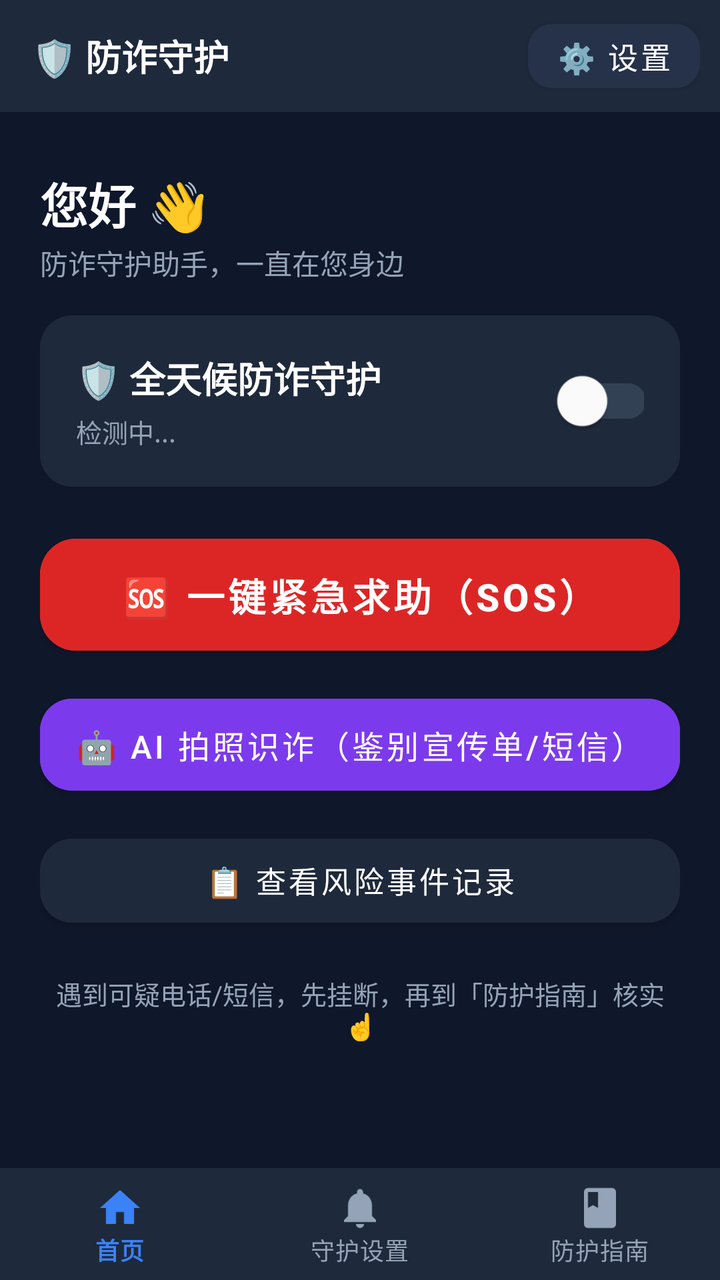
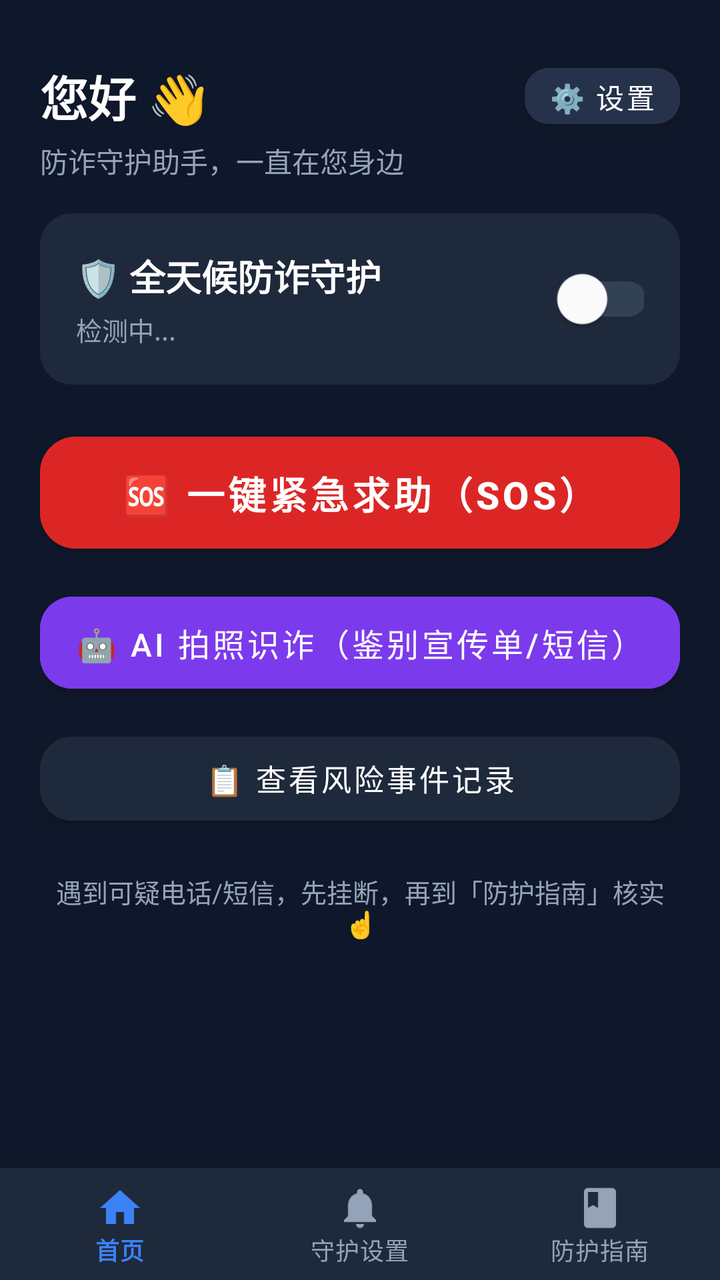

Compare the two renders of this Android layout. The source of the first and the diff that turns it into the second are given below.
<!-- AndroidManifest.xml: application theme Theme.AntiFraudGuard -->
<!-- res/layout/activity_main.xml -->
<?xml version="1.0" encoding="utf-8"?>
<LinearLayout xmlns:android="http://schemas.android.com/apk/res/android"
    xmlns:app="http://schemas.android.com/apk/res-auto"
    android:layout_width="match_parent"
    android:layout_height="match_parent"
    android:orientation="vertical"
    android:background="?attr/appBg">

    
    <LinearLayout
        android:layout_width="match_parent"
        android:layout_height="56dp"
        android:orientation="horizontal"
        android:gravity="center_vertical"
        android:background="?attr/appCard"
        android:paddingStart="16dp"
        android:paddingEnd="10dp">

        <TextView
            android:layout_width="0dp"
            android:layout_height="wrap_content"
            android:layout_weight="1"
            android:text="🛡️ 防诈守护"
            android:textColor="?attr/appText"
            android:textSize="18sp"
            android:textStyle="bold"
            android:singleLine="true"
            android:ellipsize="end" />

        <Button
            android:id="@+id/btn_app_settings"
            android:layout_width="wrap_content"
            android:layout_height="44dp"
            android:text="⚙️ 设置"
            android:textSize="15sp"
            android:textColor="?attr/appText"
            android:backgroundTint="?attr/appCardAlt"
            app:cornerRadius="12dp"
            android:minWidth="0dp"
            android:paddingStart="14dp"
            android:paddingEnd="14dp" />
    </LinearLayout>

    <FrameLayout
        android:layout_width="match_parent"
        android:layout_height="0dp"
        android:layout_weight="1">

        
        <ScrollView
            android:id="@+id/page_home"
            android:layout_width="match_parent"
            android:layout_height="match_parent">

            <LinearLayout
                android:layout_width="match_parent"
                android:layout_height="wrap_content"
                android:orientation="vertical"
                android:padding="20dp">

                
                <TextView
                    android:id="@+id/tv_home_greeting"
                    android:layout_width="wrap_content"
                    android:layout_height="wrap_content"
                    android:text="您好 👋"
                    android:textColor="?attr/appText"
                    android:textSize="24sp"
                    android:textStyle="bold"
                    android:layout_marginTop="8dp" />

                <TextView
                    android:layout_width="wrap_content"
                    android:layout_height="wrap_content"
                    android:text="防诈守护助手，一直在您身边"
                    android:textColor="?attr/appTextDim"
                    android:textSize="14sp"
                    android:layout_marginTop="2dp" />

                
                <LinearLayout
                    android:layout_width="match_parent"
                    android:layout_height="wrap_content"
                    android:orientation="horizontal"
                    android:gravity="center_vertical"
                    android:background="@drawable/bg_card_dark"
                    android:padding="18dp"
                    android:layout_marginTop="16dp">

                    <LinearLayout
                        android:layout_width="0dp"
                        android:layout_height="wrap_content"
                        android:layout_weight="1"
                        android:orientation="vertical">

                        <TextView
                            android:layout_width="wrap_content"
                            android:layout_height="wrap_content"
                            android:text="🛡️ 全天候防诈守护"
                            android:textColor="?attr/appText"
                            android:textSize="18sp"
                            android:textStyle="bold" />

                        <TextView
                            android:id="@+id/tv_service_status"
                            android:layout_width="match_parent"
                            android:layout_height="wrap_content"
                            android:text="检测中..."
                            android:textColor="?attr/appTextDim"
                            android:textSize="13sp"
                            android:layout_marginTop="4dp" />
                    </LinearLayout>

<com.google.android.material.switchmaterial.SwitchMaterial
                            android:id="@+id/sw_guard_master"
                            android:layout_width="wrap_content"
                            android:layout_height="wrap_content"
                            android:layout_marginStart="12dp"
                            android:scaleX="1.25"
                            android:scaleY="1.25"
                            app:thumbTint="@android:color/white"
                            app:trackTint="@color/switch_track_elder" />
                    </LinearLayout>

                    
                    <LinearLayout
                        android:id="@+id/ll_guard_alert"
                        android:layout_width="match_parent"
                        android:layout_height="wrap_content"
                        android:orientation="vertical"
                        android:background="#7F1D1D"
                        android:padding="14dp"
                        android:layout_marginTop="10dp"
                        android:visibility="gone">

                        <TextView
                            android:id="@+id/tv_guard_alert_title"
                            android:layout_width="match_parent"
                            android:layout_height="wrap_content"
                            android:text="🚨 守护未完全生效"
                            android:textColor="?attr/appText"
                            android:textSize="15sp"
                            android:textStyle="bold" />

                        <TextView
                            android:id="@+id/tv_guard_alert_body"
                            android:layout_width="match_parent"
                            android:layout_height="wrap_content"
                            android:text=""
                            android:textColor="#FECACA"
                            android:textSize="13sp"
                            android:layout_marginTop="6dp"
                            android:lineSpacingExtra="2dp" />

                        <Button
                            android:id="@+id/btn_guard_alert_fix"
                            android:layout_width="match_parent"
                            android:layout_height="46dp"
                            android:text="去修复"
                            android:backgroundTint="#DC2626"
                            android:textColor="#FFFFFF"
                            android:textStyle="bold"
                            android:layout_marginTop="10dp" />

                        <Button
                            android:id="@+id/btn_guard_alert_more"
                            android:layout_width="match_parent"
                            android:layout_height="44dp"
                            android:text="查看全部 6 项状态"
                            android:backgroundTint="#7F1D1D"
                            android:textColor="#FECACA"
                            android:layout_marginTop="6dp" />
                    </LinearLayout>

                
                <Button
                    android:id="@+id/btn_sos"
                    android:layout_width="match_parent"
                    android:layout_height="68dp"
                    android:text="🆘 一键紧急求助（SOS）"
                    android:textSize="19sp"
                    android:textStyle="bold"
                    android:backgroundTint="#DC2626"
                    app:cornerRadius="18dp"
                    android:textColor="#FFFFFF"
                    android:layout_marginTop="20dp" />

                
                <LinearLayout
                    android:id="@+id/ll_recording_status"
                    android:layout_width="match_parent"
                    android:layout_height="wrap_content"
                    android:orientation="vertical"
                    android:background="#FEF2F2"
                    android:padding="14dp"
                    android:layout_marginTop="12dp"
                    android:visibility="gone">

                    <TextView
                        android:id="@+id/tv_recording_status"
                        android:layout_width="match_parent"
                        android:layout_height="wrap_content"
                        android:text="🔴 正在录音存证"
                        android:textColor="#B91C1C"
                        android:textSize="15sp"
                        android:textStyle="bold" />

                    <TextView
                        android:id="@+id/tv_recording_detail"
                        android:layout_width="match_parent"
                        android:layout_height="wrap_content"
                        android:text="录音会自动保存并发送给子女"
                        android:textColor="#7F1D1D"
                        android:textSize="13sp"
                        android:layout_marginTop="4dp" />

                    <Button
                        android:id="@+id/btn_stop_recording"
                        android:layout_width="match_parent"
                        android:layout_height="50dp"
                        android:text="⏹ 停止录音"
                        android:textSize="16sp"
                        android:textStyle="bold"
                        android:backgroundTint="#FFFFFF"
                        android:textColor="#B91C1C"
                        app:cornerRadius="12dp"
                        android:layout_marginTop="10dp" />

                    <TextView
                        android:id="@+id/tv_upload_pending"
                        android:layout_width="match_parent"
                        android:layout_height="wrap_content"
                        android:text=""
                        android:textColor="#92400E"
                        android:textSize="13sp"
                        android:layout_marginTop="8dp"
                        android:visibility="gone" />

                    <Button
                        android:id="@+id/btn_retry_upload"
                        android:layout_width="match_parent"
                        android:layout_height="44dp"
                        android:text="📤 立即重试发送"
                        android:textSize="14sp"
                        android:backgroundTint="#F59E0B"
                        android:textColor="#FFFFFF"
                        app:cornerRadius="12dp"
                        android:layout_marginTop="8dp"
                        android:visibility="gone" />
                </LinearLayout>

                
                <Button
                    android:id="@+id/btn_ai_scan"
                    android:layout_width="match_parent"
                    android:layout_height="58dp"
                    android:text="🤖 AI 拍照识诈（鉴别宣传单/短信）"
                    android:textSize="16sp"
                    android:backgroundTint="#7C3AED"
                    app:cornerRadius="16dp"
                    android:textColor="#FFFFFF"
                    android:layout_marginTop="12dp" />

                
                <Button
                    android:id="@+id/btn_view_logs"
                    android:layout_width="match_parent"
                    android:layout_height="54dp"
                    android:text="📋 查看风险事件记录"
                    android:textSize="15sp"
                    android:backgroundTint="?attr/appCard"
                    app:cornerRadius="16dp"
                    android:textColor="?attr/appText"
                    android:layout_marginTop="12dp" />

                <TextView
                    android:layout_width="match_parent"
                    android:layout_height="wrap_content"
                    android:text="遇到可疑电话/短信，先挂断，再到「防护指南」核实 ☝️"
                    android:textColor="?attr/appTextDim"
                    android:textSize="13sp"
                    android:gravity="center"
                    android:layout_marginTop="20dp"
                    android:layout_marginBottom="16dp" />
            </LinearLayout>
        </ScrollView>

        
        <ScrollView
            android:id="@+id/page_guard"
            android:layout_width="match_parent"
            android:layout_height="match_parent"
            android:visibility="gone">

            <LinearLayout
                android:layout_width="match_parent"
                android:layout_height="wrap_content"
                android:orientation="vertical"
                android:padding="20dp">

                
                <TextView
                    android:layout_width="wrap_content"
                    android:layout_height="wrap_content"
                    android:text="🔐 权限管理"
                    android:textColor="?attr/appTextDim"
                    android:textSize="13sp"
                    android:textStyle="bold"
                    android:layout_marginTop="8dp" />

                <LinearLayout
                    android:layout_width="match_parent"
                    android:layout_height="wrap_content"
                    android:orientation="vertical"
                    android:background="@drawable/bg_card_dark"
                    android:paddingHorizontal="16dp"
                    android:paddingVertical="4dp"
                    android:layout_marginTop="8dp">

                    
                    <LinearLayout
                        android:layout_width="match_parent"
                        android:layout_height="wrap_content"
                        android:orientation="horizontal"
                        android:gravity="center_vertical"
                        android:paddingVertical="14dp">

                        <LinearLayout
                            android:layout_width="0dp"
                            android:layout_height="wrap_content"
                            android:layout_weight="1"
                            android:orientation="vertical">

                            <TextView
                                android:layout_width="wrap_content"
                                android:layout_height="wrap_content"
                                android:text="大额扣款通知捕获"
                                android:textColor="?attr/appText"
                                android:textSize="16sp" />

                            <TextView
                                android:id="@+id/tv_notif_status"
                                android:layout_width="match_parent"
                                android:layout_height="wrap_content"
                                android:text="检测中..."
                                android:textColor="?attr/appTextDim"
                                android:textSize="12sp"
                                android:layout_marginTop="2dp" />
                        </LinearLayout>

                        <com.google.android.material.switchmaterial.SwitchMaterial
                            android:id="@+id/sw_notif_perm"
                            android:layout_width="wrap_content"
                            android:layout_height="wrap_content"
                            android:layout_marginStart="10dp"
                            app:thumbTint="@android:color/white"
                            app:trackTint="@color/switch_track_elder" />
                    </LinearLayout>

                    <View
                        android:layout_width="match_parent"
                        android:layout_height="1dp"
                        android:background="?attr/appCardAlt" />

                    
                    <LinearLayout
                        android:layout_width="match_parent"
                        android:layout_height="wrap_content"
                        android:orientation="horizontal"
                        android:gravity="center_vertical"
                        android:paddingVertical="14dp">

                        <LinearLayout
                            android:layout_width="0dp"
                            android:layout_height="wrap_content"
                            android:layout_weight="1"
                            android:orientation="vertical">

                            <TextView
                                android:layout_width="wrap_content"
                                android:layout_height="wrap_content"
                                android:text="位置感知守护"
                                android:textColor="?attr/appText"
                                android:textSize="16sp" />

                            <TextView
                                android:id="@+id/tv_location_status"
                                android:layout_width="match_parent"
                                android:layout_height="wrap_content"
                                android:text="检测中..."
                                android:textColor="?attr/appTextDim"
                                android:textSize="12sp"
                                android:layout_marginTop="2dp" />
                        </LinearLayout>

                        <com.google.android.material.switchmaterial.SwitchMaterial
                            android:id="@+id/sw_location_perm"
                            android:layout_width="wrap_content"
                            android:layout_height="wrap_content"
                            android:layout_marginStart="10dp"
                            app:thumbTint="@android:color/white"
                            app:trackTint="@color/switch_track_elder" />
                    </LinearLayout>

                    <View
                        android:layout_width="match_parent"
                        android:layout_height="1dp"
                        android:background="?attr/appCardAlt" />

                    
                    <LinearLayout
                        android:layout_width="match_parent"
                        android:layout_height="wrap_content"
                        android:orientation="horizontal"
                        android:gravity="center_vertical"
                        android:paddingVertical="14dp">

                        <LinearLayout
                            android:layout_width="0dp"
                            android:layout_height="wrap_content"
                            android:layout_weight="1"
                            android:orientation="vertical">

                            <TextView
                                android:layout_width="wrap_content"
                                android:layout_height="wrap_content"
                                android:text="通话风险感知"
                                android:textColor="?attr/appText"
                                android:textSize="16sp" />

                            <TextView
                                android:id="@+id/tv_call_status"
                                android:layout_width="match_parent"
                                android:layout_height="wrap_content"
                                android:text="Android 10+ 系统级支持"
                                android:textColor="#34D399"
                                android:textSize="12sp"
                                android:layout_marginTop="2dp" />
                        </LinearLayout>

                        <TextView
                            android:layout_width="wrap_content"
                            android:layout_height="wrap_content"
                            android:text="系统级 · 常开"
                            android:textColor="#60A5FA"
                            android:textSize="11sp"
                            android:background="@drawable/bg_input_dark"
                            android:paddingHorizontal="8dp"
                            android:paddingVertical="3dp" />
                    </LinearLayout>
                </LinearLayout>

                
                <TextView
                    android:layout_width="wrap_content"
                    android:layout_height="wrap_content"
                    android:text="🔗 亲情绑定"
                    android:textColor="?attr/appTextDim"
                    android:textSize="13sp"
                    android:textStyle="bold"
                    android:layout_marginTop="20dp" />

                <LinearLayout
                    android:layout_width="match_parent"
                    android:layout_height="wrap_content"
                    android:orientation="vertical"
                    android:background="@drawable/bg_card_dark"
                    android:padding="16dp"
                    android:layout_marginTop="8dp">

                    <TextView
                        android:layout_width="wrap_content"
                        android:layout_height="wrap_content"
                        android:text="绑定码（子女扫码/输入此码完成绑定）"
                        android:textColor="?attr/appTextDim"
                        android:textSize="12sp" />

                    <LinearLayout
                        android:layout_width="match_parent"
                        android:layout_height="wrap_content"
                        android:orientation="horizontal"
                        android:gravity="center_vertical"
                        android:layout_marginTop="8dp">

                        <TextView
                            android:id="@+id/tv_bind_code"
                            android:layout_width="0dp"
                            android:layout_height="wrap_content"
                            android:layout_weight="1"
                            android:text="------"
                            android:textColor="#60A5FA"
                            android:textSize="28sp"
                            android:textStyle="bold"
                            android:letterSpacing="0.25" />

                        <Button
                            android:id="@+id/btn_copy_code"
                            android:layout_width="wrap_content"
                            android:layout_height="40dp"
                            android:text="复制"
                            android:textSize="13sp"
                            android:backgroundTint="?attr/appCardAlt"
                            app:cornerRadius="12dp"
                            android:textColor="?attr/appText" />

                        <Button
                            android:id="@+id/btn_refresh_code"
                            android:layout_width="wrap_content"
                            android:layout_height="40dp"
                            android:text="刷新"
                            android:textSize="13sp"
                            android:backgroundTint="#1E3A5F"
                            app:cornerRadius="12dp"
                            android:textColor="#93C5FD"
                            android:layout_marginStart="6dp" />
                    </LinearLayout>

                    <TextView
                        android:id="@+id/tv_bound_family"
                        android:layout_width="match_parent"
                        android:layout_height="wrap_content"
                        android:text="绑定状态：尚未绑定子女账号"
                        android:textColor="?attr/appTextDim"
                        android:textSize="13sp"
                        android:layout_marginTop="6dp" />
                </LinearLayout>

                
                <TextView
                    android:layout_width="wrap_content"
                    android:layout_height="wrap_content"
                    android:text="⚙️ 更多"
                    android:textColor="?attr/appTextDim"
                    android:textSize="13sp"
                    android:textStyle="bold"
                    android:layout_marginTop="20dp" />

                <Button
                    android:id="@+id/btn_settings"
                    android:layout_width="match_parent"
                    android:layout_height="52dp"
                    android:text="防护规则设置（预警阈值/老人资料）"
                    android:textSize="15sp"
                    android:backgroundTint="?attr/appCardAlt"
                    app:cornerRadius="16dp"
                    android:textColor="?attr/appText"
                    android:layout_marginTop="8dp" />

                <TextView
                    android:layout_width="match_parent"
                    android:layout_height="wrap_content"
                    android:text="版本升级、字体大小、界面风格、修改手机号、切换角色、退出登录、后端连接 —— 都在右上角 ⚙️ 里"
                    android:textColor="?attr/appTextDim"
                    android:textSize="13sp"
                    android:layout_marginTop="12dp"
                    android:layout_marginBottom="24dp" />
            </LinearLayout>
        </ScrollView>

        
        <ScrollView
            android:id="@+id/page_guide"
            android:layout_width="match_parent"
            android:layout_height="match_parent"
            android:visibility="gone">

            <LinearLayout
                android:id="@+id/ll_guide_elder"
                android:layout_width="match_parent"
                android:layout_height="wrap_content"
                android:orientation="vertical"
                android:padding="20dp"
                android:paddingBottom="24dp" />
        </ScrollView>
    </FrameLayout>

    
    <com.google.android.material.bottomnavigation.BottomNavigationView
        android:id="@+id/bottom_nav"
        android:layout_width="match_parent"
        android:layout_height="wrap_content"
        android:background="?attr/appCard"
        app:itemIconTint="@color/bottom_nav_item"
        app:itemTextColor="@color/bottom_nav_item"
        app:labelVisibilityMode="labeled"
        app:menu="@menu/menu_elder_bottom" />

</LinearLayout>
<!-- resources referenced by this layout -->
<resources>
  <!-- drawable bg_card_dark (drawable) -->
  <?xml version="1.0" encoding="utf-8"?>
  <shape xmlns:android="http://schemas.android.com/apk/res/android" android:shape="rectangle">
      <solid android:color="?attr/appCard" />
      <corners android:radius="16dp" />
  </shape>
  <!-- drawable bg_input_dark (drawable) -->
  <?xml version="1.0" encoding="utf-8"?>
  <shape xmlns:android="http://schemas.android.com/apk/res/android" android:shape="rectangle">
      <solid android:color="?attr/appInputBg" />
      <corners android:radius="10dp" />
      <stroke android:width="1dp" android:color="#334155" />
  </shape>
  <style name="Theme.AntiFraudGuard" parent="Theme.MaterialComponents.NoActionBar">
          
          <item name="colorPrimary">@color/blue_500</item>
          <item name="colorPrimaryVariant">@color/blue_700</item>
          <item name="colorOnPrimary">@color/white</item>
          
          <item name="colorSecondary">@color/emerald_500</item>
          <item name="colorSecondaryVariant">@color/emerald_700</item>
          <item name="colorOnSecondary">@color/white</item>
  
          <item name="appBg">#0F172A</item>
          <item name="appCard">#1E293B</item>
          <item name="appCardAlt">#26314A</item>
          <item name="appText">#FFFFFF</item>
          <item name="appTextDim">#94A3B8</item>
          <item name="appDivider">#334155</item>
          <item name="appInputBg">#26314A</item>
          <item name="appInputText">#FFFFFF</item>
  
          
          <item name="android:statusBarColor">#0F172A</item>
          <item name="android:windowBackground">#0F172A</item>
          <item name="android:navigationBarColor">#0F172A</item>
      </style>
  <color name="blue_500">#3B82F6</color>
  <color name="blue_700">#1D4ED8</color>
  <color name="white">#FFFFFFFF</color>
  <color name="emerald_500">#10B981</color>
  <color name="emerald_700">#047857</color>
</resources>

<!-- the commit's change to res/layout/activity_main.xml (unified diff, before → after) -->
@@ -7,39 +7,6 @@
     android:background="?attr/appBg">
 
     
-    <LinearLayout
-        android:layout_width="match_parent"
-        android:layout_height="56dp"
-        android:orientation="horizontal"
-        android:gravity="center_vertical"
-        android:background="?attr/appCard"
-        android:paddingStart="16dp"
-        android:paddingEnd="10dp">
-
-        <TextView
-            android:layout_width="0dp"
-            android:layout_height="wrap_content"
-            android:layout_weight="1"
-            android:text="🛡️ 防诈守护"
-            android:textColor="?attr/appText"
-            android:textSize="18sp"
-            android:textStyle="bold"
-            android:singleLine="true"
-            android:ellipsize="end" />
-
-        <Button
-            android:id="@+id/btn_app_settings"
-            android:layout_width="wrap_content"
-            android:layout_height="44dp"
-            android:text="⚙️ 设置"
-            android:textSize="15sp"
-            android:textColor="?attr/appText"
-            android:backgroundTint="?attr/appCardAlt"
-            app:cornerRadius="12dp"
-            android:minWidth="0dp"
-            android:paddingStart="14dp"
-            android:paddingEnd="14dp" />
-    </LinearLayout>
 
     <FrameLayout
         android:layout_width="match_parent"
@@ -59,15 +26,38 @@
                 android:padding="20dp">
 
                 
-                <TextView
-                    android:id="@+id/tv_home_greeting"
-                    android:layout_width="wrap_content"
-                    android:layout_height="wrap_content"
-                    android:text="您好 👋"
-                    android:textColor="?attr/appText"
-                    android:textSize="24sp"
-                    android:textStyle="bold"
-                    android:layout_marginTop="8dp" />
+                <LinearLayout
+                    android:layout_width="match_parent"
+                    android:layout_height="wrap_content"
+                    android:orientation="horizontal"
+                    android:gravity="center_vertical"
+                    android:layout_marginTop="8dp">
+
+                    <TextView
+                        android:id="@+id/tv_home_greeting"
+                        android:layout_width="0dp"
+                        android:layout_height="wrap_content"
+                        android:layout_weight="1"
+                        android:text="您好 👋"
+                        android:textColor="?attr/appText"
+                        android:textSize="24sp"
+                        android:textStyle="bold"
+                        android:singleLine="true"
+                        android:ellipsize="end" />
+
+                    <Button
+                        android:id="@+id/btn_app_settings"
+                        android:layout_width="wrap_content"
+                        android:layout_height="40dp"
+                        android:text="⚙️ 设置"
+                        android:textSize="14sp"
+                        android:textColor="?attr/appText"
+                        android:backgroundTint="?attr/appCardAlt"
+                        app:cornerRadius="12dp"
+                        android:minWidth="0dp"
+                        android:paddingStart="12dp"
+                        android:paddingEnd="12dp" />
+                </LinearLayout>
 
                 <TextView
                     android:layout_width="wrap_content"
@@ -191,7 +181,7 @@
                     android:layout_width="match_parent"
                     android:layout_height="wrap_content"
                     android:orientation="vertical"
-                    android:background="#FEF2F2"
+                    android:background="?attr/appDangerBgSoft"
                     android:padding="14dp"
                     android:layout_marginTop="12dp"
                     android:visibility="gone">
@@ -201,7 +191,7 @@
                         android:layout_width="match_parent"
                         android:layout_height="wrap_content"
                         android:text="🔴 正在录音存证"
-                        android:textColor="#B91C1C"
+                        android:textColor="?attr/appDangerTextStrong"
                         android:textSize="15sp"
                         android:textStyle="bold" />
 
@@ -210,7 +200,7 @@
                         android:layout_width="match_parent"
                         android:layout_height="wrap_content"
                         android:text="录音会自动保存并发送给子女"
-                        android:textColor="#7F1D1D"
+                        android:textColor="?attr/appDangerTextDim"
                         android:textSize="13sp"
                         android:layout_marginTop="4dp" />
 
@@ -222,7 +212,7 @@
                         android:textSize="16sp"
                         android:textStyle="bold"
                         android:backgroundTint="#FFFFFF"
-                        android:textColor="#B91C1C"
+                        android:textColor="?attr/appDangerTextStrong"
                         app:cornerRadius="12dp"
                         android:layout_marginTop="10dp" />
 
<!-- resource entries referenced after the edit -->
@@ -33,6 +33,14 @@
           <item name="appInputText">#FFFFFF</item>
   
           
+          <item name="appDangerBgSoft">#3F1A1E</item>
+          <item name="appWarnBgSoft">#3A2E12</item>
+          <item name="appWarnTextStrong">#FCD34D</item>
+          <item name="appWarnTextDim">#D4B36A</item>
+          <item name="appDangerTextStrong">#FCA5A5</item>
+          <item name="appDangerTextDim">#DCA9A9</item>
+  
+          
           <item name="android:statusBarColor">#0F172A</item>
           <item name="android:windowBackground">#0F172A</item>
           <item name="android:navigationBarColor">#0F172A</item>
